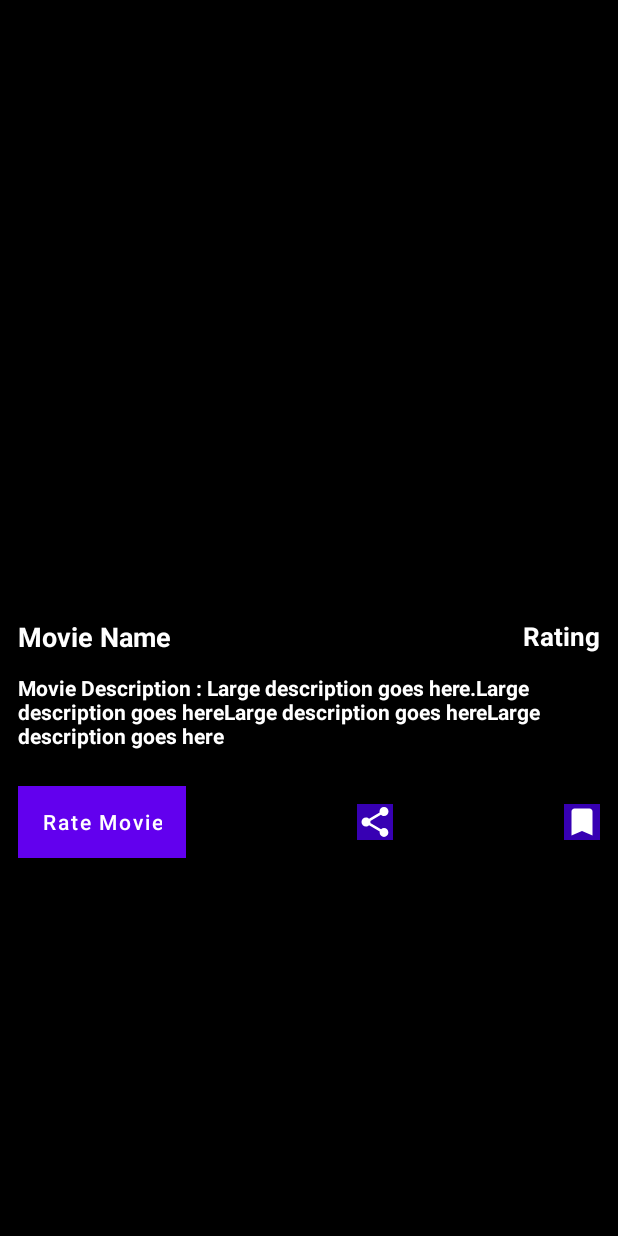
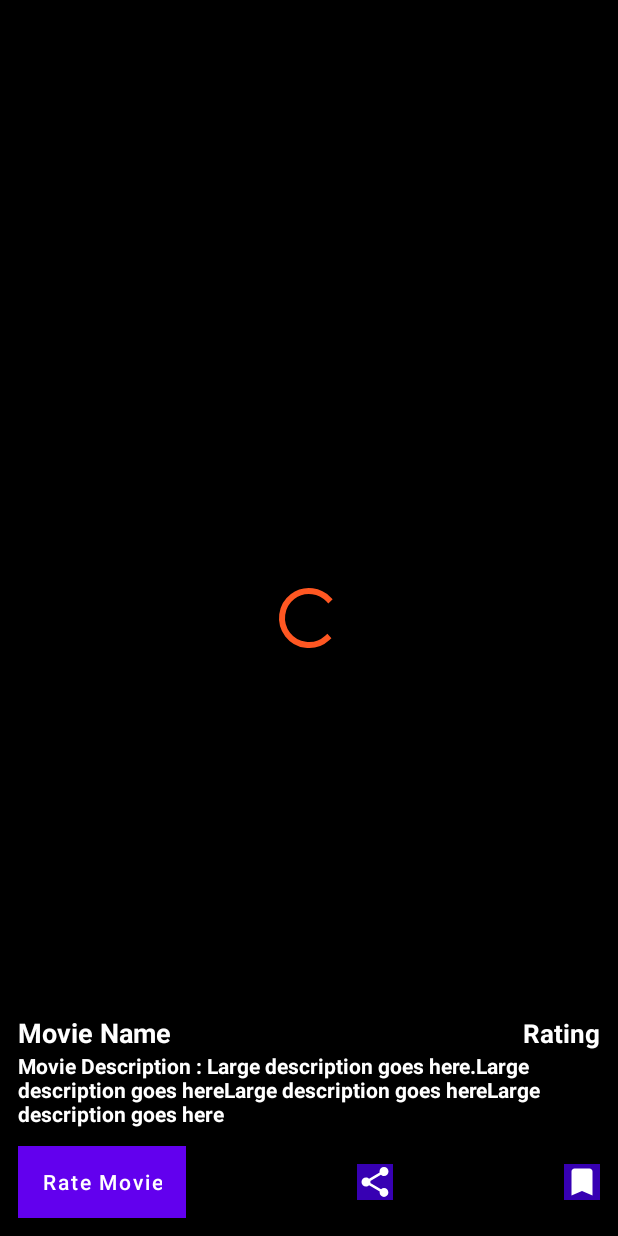
Before and after one commit to raazvengala/test, an Android app: the layout details_fragment.xml on its own in the app's theme, with its tools: preview values and no code run, on a phone screen of 412 x 824 dp. Run offline under Robolectric (Android 15) with nearby library versions, the phone set to English and light mode, and no system bars.

```diff
--- a/app/src/main/res/layout/details_fragment.xml
+++ b/app/src/main/res/layout/details_fragment.xml
@@ -1,13 +1,7 @@
 <?xml version="1.0" encoding="utf-8"?>
-<androidx.core.widget.NestedScrollView
-    xmlns:android="http://schemas.android.com/apk/res/android"
+<androidx.constraintlayout.widget.ConstraintLayout xmlns:android="http://schemas.android.com/apk/res/android"
     xmlns:app="http://schemas.android.com/apk/res-auto"
     xmlns:tools="http://schemas.android.com/tools"
-    android:layout_width="match_parent"
-    android:layout_height="match_parent"
-    android:background="@color/black">
-
-    <androidx.constraintlayout.widget.ConstraintLayout
     android:layout_width="match_parent"
     android:layout_height="match_parent"
     tools:context=".ui.main.DetailsFragment">
@@ -16,22 +10,14 @@
         android:id="@+id/iv_image"
         android:layout_width="match_parent"
         android:layout_height="match_parent"
+        android:adjustViewBounds="true"
+        android:scaleType="centerCrop"
         android:src="@color/black"
-            android:scaleType="centerCrop"
+        app:layout_constraintBottom_toBottomOf="parent"
+        app:layout_constraintEnd_toEndOf="parent"
+        app:layout_constraintStart_toStartOf="parent"
         app:layout_constraintTop_toTopOf="parent"
-            app:layout_constraintStart_toStartOf="parent"
-            app:layout_constraintEnd_toEndOf="parent"
-            android:adjustViewBounds="true"
         tools:ignore="ContentDescription" />
-
-
-        <androidx.constraintlayout.widget.Barrier
-            android:id="@+id/br_image_bottom"
-            android:layout_width="wrap_content"
-            android:layout_height="wrap_content"
-            app:constraint_referenced_ids="iv_image"
-            app:barrierDirection="bottom"
-            />
 
 
     <androidx.constraintlayout.widget.Guideline
@@ -39,117 +25,118 @@
         android:layout_width="wrap_content"
         android:layout_height="wrap_content"
         android:orientation="vertical"
-            app:layout_constraintGuide_begin="12dp"
-            />
+        app:layout_constraintGuide_begin="12dp" />
 
     <androidx.constraintlayout.widget.Guideline
         android:id="@+id/gl_right"
         android:layout_width="wrap_content"
         android:layout_height="wrap_content"
         android:orientation="vertical"
-            app:layout_constraintGuide_end="12dp"
-            />
+        app:layout_constraintGuide_end="12dp" />
 
     <androidx.constraintlayout.widget.Guideline
         android:id="@+id/gl_bottom"
         android:layout_width="wrap_content"
         android:layout_height="wrap_content"
         android:orientation="horizontal"
-            app:layout_constraintGuide_end="12dp"
-            />
+        app:layout_constraintGuide_end="12dp" />
+
+    <ProgressBar
+        android:id="@+id/loader"
+        android:layout_width="wrap_content"
+        android:layout_height="wrap_content"
+        android:indeterminate="true"
+        android:indeterminateTint="@color/loader_color"
+        app:layout_constraintBottom_toBottomOf="parent"
+        app:layout_constraintEnd_toEndOf="parent"
+        app:layout_constraintStart_toStartOf="parent"
+        app:layout_constraintTop_toTopOf="parent" />
 
     <TextView
         android:id="@+id/tv_title"
         android:layout_width="0dp"
         android:layout_height="wrap_content"
+        android:textColor="@color/white"
+        android:textSize="18sp"
+        android:textStyle="bold"
+        app:layout_constraintBottom_toTopOf="@+id/tv_description"
+        app:layout_constraintEnd_toStartOf="@+id/tv_rating"
         app:layout_constraintStart_toStartOf="@id/gl_left"
-            app:layout_constraintTop_toTopOf="@+id/br_image_bottom"
-            app:layout_constraintEnd_toStartOf="@+id/tv_rating"
-            android:textSize="18sp"
-            android:textColor="@color/white"
-            android:textStyle="bold"
-            tools:text="Movie Name"
-            />
+        tools:text="Movie Name" />
 
     <TextView
         android:id="@+id/tv_rating"
         android:layout_width="0dp"
         android:layout_height="wrap_content"
+        android:maxLines="1"
+        android:textColor="@color/white"
+        android:textSize="17sp"
+        android:textStyle="bold"
+        app:layout_constraintBottom_toTopOf="@id/tv_description"
         app:layout_constraintEnd_toEndOf="@id/gl_right"
-            app:layout_constraintTop_toTopOf="@id/br_image_bottom"
-            android:textSize="17sp"
-            android:textColor="@color/white"
-            android:textStyle="bold"
-            android:maxLines="1"
-            tools:text="Rating"
-            />
+        tools:text="Rating" />
 
     <TextView
         android:id="@+id/tv_description"
         android:layout_width="0dp"
         android:layout_height="wrap_content"
         android:layout_marginTop="12dp"
+        android:layout_marginBottom="12dp"
+        android:textColor="@color/white"
+        android:textSize="14sp"
+        android:textStyle="bold"
+        app:layout_constraintBottom_toBottomOf="@+id/br_buttons"
+        app:layout_constraintEnd_toEndOf="@id/gl_right"
         app:layout_constraintStart_toStartOf="@id/gl_left"
-            app:layout_constraintTop_toBottomOf="@+id/tv_title"
-            app:layout_constraintEnd_toEndOf="@id/gl_right"
-            android:textSize="14sp"
-            android:textColor="@color/white"
-            android:textStyle="bold"
-            tools:text="Movie Description : Large description goes here.Large description goes hereLarge description goes hereLarge description goes here"
-            />
+        tools:text="Movie Description : Large description goes here.Large description goes hereLarge description goes hereLarge description goes here" />
 
 
     <androidx.constraintlayout.widget.Barrier
-            android:id="@+id/br_desc_bottom"
+        android:id="@+id/br_buttons"
         android:layout_width="wrap_content"
         android:layout_height="wrap_content"
-            app:constraint_referenced_ids="tv_description"
-            app:barrierDirection="bottom"
-            />
-
+        app:barrierDirection="top"
+        app:constraint_referenced_ids="btn_rate, btn_share, btn_save" />
 
 
     <Button
         android:id="@+id/btn_rate"
         android:layout_width="wrap_content"
         android:layout_height="wrap_content"
+        android:layout_marginTop="24dp"
+        android:background="@color/design_default_color_primary_variant"
         android:text="@string/rate_movie"
         android:textAllCaps="false"
-            android:background="@color/design_default_color_primary_variant"
-            android:layout_marginTop="24dp"
+        app:layout_constraintBottom_toBottomOf="@id/gl_bottom"
+        app:layout_constraintEnd_toStartOf="@+id/btn_share"
         app:layout_constraintHorizontal_chainStyle="spread_inside"
-            app:layout_constraintStart_toStartOf="@id/gl_left"
-            app:layout_constraintEnd_toStartOf="@+id/btn_share"
-            app:layout_constraintTop_toTopOf="@+id/br_desc_bottom"
-            app:layout_constraintBottom_toBottomOf="@+id/gl_bottom"
-            />
+        app:layout_constraintStart_toStartOf="@id/gl_left" />
 
     <ImageButton
         android:id="@+id/btn_share"
         android:layout_width="wrap_content"
         android:layout_height="wrap_content"
+        android:background="@color/design_default_color_primary_variant"
+        android:src="@drawable/ic_baseline_share_24"
         android:text="@string/rate_movie"
         android:textAllCaps="false"
-            android:background="@color/design_default_color_primary_variant"
-            android:src="@drawable/ic_baseline_share_24"
+        app:layout_constraintBottom_toBottomOf="@+id/btn_rate"
+        app:layout_constraintEnd_toStartOf="@+id/btn_save"
         app:layout_constraintStart_toEndOf="@+id/btn_rate"
-            app:layout_constraintEnd_toStartOf="@+id/btn_save"
         app:layout_constraintTop_toTopOf="@+id/btn_rate"
-            app:layout_constraintBottom_toBottomOf="@+id/btn_rate"
         tools:ignore="ContentDescription" />
 
     <ImageButton
         android:id="@+id/btn_save"
         android:layout_width="wrap_content"
         android:layout_height="wrap_content"
+        android:background="@color/design_default_color_primary_variant"
+        android:src="@drawable/ic_baseline_bookmark_24"
         android:text="@string/rate_movie"
         android:textAllCaps="false"
-            android:background="@color/design_default_color_primary_variant"
-            android:src="@drawable/ic_baseline_bookmark_24"
+        app:layout_constraintBottom_toBottomOf="@+id/btn_rate"
+        app:layout_constraintEnd_toEndOf="@id/gl_right"
         app:layout_constraintStart_toEndOf="@+id/btn_share"
-            app:layout_constraintEnd_toEndOf="@id/gl_right"
         app:layout_constraintTop_toTopOf="@+id/btn_rate"
-            app:layout_constraintBottom_toBottomOf="@+id/btn_rate"
         tools:ignore="ContentDescription" />
 </androidx.constraintlayout.widget.ConstraintLayout>
-</androidx.core.widget.NestedScrollView>
--- a/app/src/main/res/values/strings.xml
+++ b/app/src/main/res/values/strings.xml
@@ -1,6 +1,5 @@
 <resources>
     <string name="app_name">test</string>
     <string name="rate_movie">Rate Movie</string>
-    <string name="no_results_found">No results found!</string>
     <string name="error">Error!</string>
 </resources>
```
Also changed, not shown: app/src/main/java/com/example/test/data/api/ApiService.kt (+3 -2 lines), app/src/main/java/com/example/test/data/api/model/EntityRepoFactory.kt (added, +76 -0 lines), app/src/main/java/com/example/test/data/api/model/Result.kt (added, +11 -0 lines), app/src/main/java/com/example/test/data/api/model/SearchResponse.kt (+4 -0 lines), app/src/main/java/com/example/test/ui/main/DetailsFragment.kt (+22 -3 lines), app/src/main/java/com/example/test/ui/main/DetailsViewModel.kt (+10 -12 lines), app/src/main/java/com/example/test/ui/main/MainFragment.kt (+22 -10 lines), app/src/main/java/com/example/test/ui/main/MainViewModel.kt (+20 -33 lines), app/src/main/res/layout/main_fragment.xml (+0 -14 lines). Lines whose indentation alone changed are shown as unchanged.
